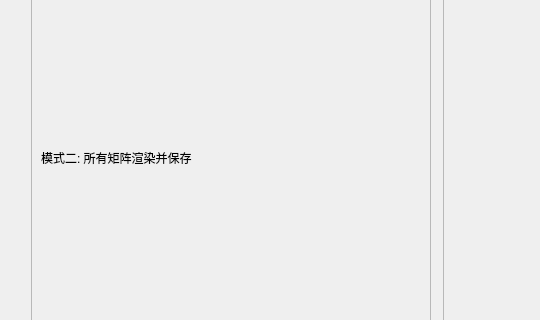
Before: the Qt Designer form resource/ui/RenderInterface.ui in Rabbits-sys/steroCameraGUI, drawn with Qt 5; both pictures show x 0 to 540 and y 295 to 615 of the 1357 by 792 pixel window.
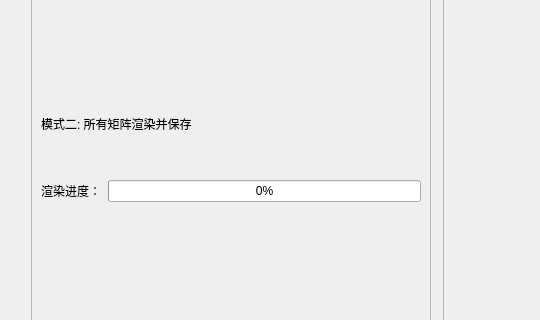
After: the same form once the commit is applied. Icons and pictures are not drawn. Custom widgets are drawn as their Qt base class.

Commit message: Use a separate thread to implement the conversion from temperature matrix to heatmap and add a progress bar

```diff
--- a/resource/ui/RenderInterface.ui
+++ b/resource/ui/RenderInterface.ui
@@ -53,7 +53,7 @@
        </property>
        <layout class="QVBoxLayout" name="verticalLayout_6">
         <item>
-         <layout class="QVBoxLayout" name="settingVerticalLayout_1" stretch="0,0,0,1,0,1">
+         <layout class="QVBoxLayout" name="settingVerticalLayout_1" stretch="0,0,0,1,0,0,0,1">
           <property name="spacing">
            <number>7</number>
           </property>
@@ -192,6 +192,46 @@
             </item>
            </layout>
           </item>
+          <item>
+           <spacer name="verticalSpacer_4">
+            <property name="orientation">
+             <enum>Qt::Vertical</enum>
+            </property>
+            <property name="sizeType">
+             <enum>QSizePolicy::Fixed</enum>
+            </property>
+            <property name="sizeHint" stdset="0">
+             <size>
+              <width>10</width>
+              <height>40</height>
+             </size>
+            </property>
+           </spacer>
+          </item>
+          <item>
+           <layout class="QHBoxLayout" name="horizontalLayout_2">
+            <property name="topMargin">
+             <number>0</number>
+            </property>
+            <item>
+             <widget class="StrongBodyLabel" name="label">
+              <property name="text">
+               <string>渲染进度：</string>
+              </property>
+              <property name="alignment">
+               <set>Qt::AlignCenter</set>
+              </property>
+             </widget>
+            </item>
+            <item>
+             <widget class="ProgressBar" name="renderProgressBar">
+              <property name="value">
+               <number>0</number>
+              </property>
+             </widget>
+            </item>
+           </layout>
+          </item>
           <item>
            <spacer name="verticalSpacer_3">
             <property name="orientation">
@@ -327,6 +367,11 @@
    <extends>QLabel</extends>
    <header>qfluentwidgets</header>
   </customwidget>
+  <customwidget>
+   <class>ProgressBar</class>
+   <extends>QProgressBar</extends>
+   <header location="global">qfluentwidgets.h</header>
+  </customwidget>
  </customwidgets>
  <resources>
   <include location="../resource.qrc"/>
```
The commit also changes 4 other files.
